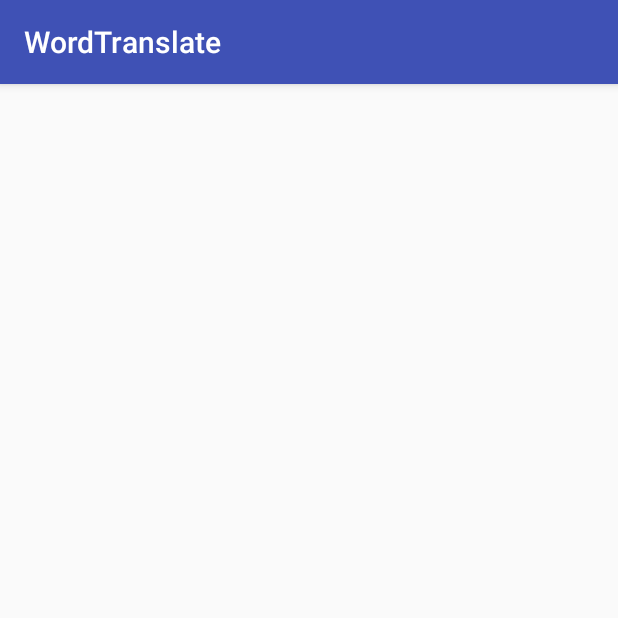
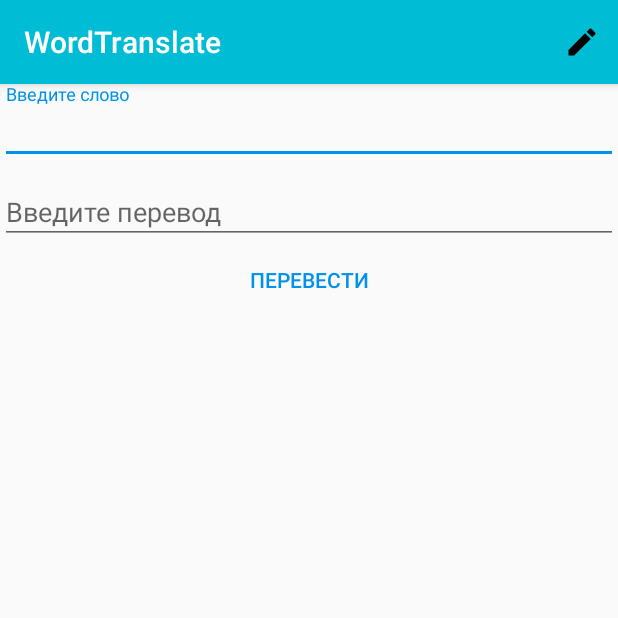
Before and after one commit to FlasDev/Translater-ru-en-, an Android app: the screen it shows after launch (TranslateActivity), on a phone screen of 412 x 824 dp, the top half of it. Run offline under Robolectric (Android 15) with nearby library versions, the phone set to English and light mode, and no system bars; our stand-ins replace ButterKnife.

Commit message:
Second Commit

```diff
--- a/app/build.gradle
+++ b/app/build.gradle
@@ -33,4 +33,5 @@ dependencies {
     implementation 'com.android.support:recyclerview-v7:27.0.2'
     compile 'com.jakewharton:butterknife:8.6.0'
     annotationProcessor 'com.jakewharton:butterknife-compiler:8.6.0'
+    implementation 'com.android.support:design:27.0.2'
 }
--- /dev/null
+++ b/app/src/main/java/com/oleg/wordtranslate/MainTranslate.java
@@ -0,0 +1,26 @@
+package com.oleg.wordtranslate;
+
+/**
+ * Created by oleg on 02.02.2018.
+ */
+
+public class MainTranslate {
+    private String mWord;
+    private String mTranslate;
+
+    public String getWord() {
+        return mWord;
+    }
+
+    public void setWord(String word) {
+        mWord = word;
+    }
+
+    public String getTranslate() {
+        return mTranslate;
+    }
+
+    public void setTranslate(String translate) {
+        mTranslate = translate;
+    }
+}
--- a/app/src/main/java/com/oleg/wordtranslate/TranslatorFragment.java
+++ b/app/src/main/java/com/oleg/wordtranslate/TranslatorFragment.java
@@ -3,17 +3,26 @@ package com.oleg.wordtranslate;
 import android.os.Bundle;
 import android.support.annotation.NonNull;
 import android.support.annotation.Nullable;
+import android.support.design.widget.TextInputEditText;
 import android.support.v4.app.Fragment;
 import android.view.LayoutInflater;
+import android.view.Menu;
+import android.view.MenuInflater;
 import android.view.View;
 import android.view.ViewGroup;
+import android.widget.Button;
+
+import butterknife.BindView;
+import butterknife.ButterKnife;
 
 /**
  * Created by oleg on 02.02.2018.
  */
 
 public class TranslatorFragment extends Fragment {
-
+    @BindView(R.id.fragment_translator_input_word) TextInputEditText mWordField;
+    @BindView(R.id.fragment_translator_input_translate) TextInputEditText mTranslateField;
+    @BindView(R.id.fragment_translator_button_translate) Button mTranslateButton;
     @Override
     public void onCreate(@Nullable Bundle savedInstanceState) {
         super.onCreate(savedInstanceState);
@@ -25,10 +34,16 @@ public class TranslatorFragment extends Fragment {
     @Override
     public View onCreateView(@NonNull LayoutInflater inflater, @Nullable ViewGroup container, @Nullable Bundle savedInstanceState) {
         View view = inflater.inflate(R.layout.fragment_translator, container, false);
+        ButterKnife.bind(this,view);
         return view;
     }
 
     public static TranslatorFragment newInstance(){
         return new TranslatorFragment();
     }
+
+    @Override
+    public void onCreateOptionsMenu(Menu menu, MenuInflater inflater) {
+        inflater.inflate(R.menu.translator_fragment,menu);
+    }
 }
--- /dev/null
+++ b/app/src/main/res/drawable/ic_edit_black_24dp.xml
@@ -0,0 +1,9 @@
+<vector xmlns:android="http://schemas.android.com/apk/res/android"
+        android:width="24dp"
+        android:height="24dp"
+        android:viewportWidth="24.0"
+        android:viewportHeight="24.0">
+    <path
+        android:fillColor="#FF000000"
+        android:pathData="M3,17.25V21h3.75L17.81,9.94l-3.75,-3.75L3,17.25zM20.71,7.04c0.39,-0.39 0.39,-1.02 0,-1.41l-2.34,-2.34c-0.39,-0.39 -1.02,-0.39 -1.41,0l-1.83,1.83 3.75,3.75 1.83,-1.83z"/>
+</vector>
--- a/app/src/main/res/layout/fragment_translator.xml
+++ b/app/src/main/res/layout/fragment_translator.xml
@@ -2,6 +2,43 @@
 <LinearLayout
     xmlns:android="http://schemas.android.com/apk/res/android"
     android:layout_width="match_parent"
-    android:layout_height="match_parent">
+    android:layout_height="match_parent"
+    android:orientation="vertical">
+
+    <android.support.design.widget.TextInputLayout
+        android:layout_width="match_parent"
+        android:layout_height="wrap_content">
+        <android.support.design.widget.TextInputEditText
+            android:id="@+id/fragment_translator_input_word"
+            android:layout_width="match_parent"
+            android:inputType="textMultiLine"
+            android:hint="@string/enter_word"
+            android:paddingBottom="8dp"
+            android:layout_height="wrap_content" />
+    </android.support.design.widget.TextInputLayout>
+
+    <android.support.design.widget.TextInputLayout
+        android:layout_width="match_parent"
+        android:layout_height="wrap_content">
+        <android.support.design.widget.TextInputEditText
+            android:id="@+id/fragment_translator_input_translate"
+            android:layout_width="match_parent"
+            android:inputType="textMultiLine"
+            android:hint="@string/enter_translate"
+            android:paddingBottom="8dp"
+            android:layout_height="wrap_content" />
+    </android.support.design.widget.TextInputLayout>
+
+    <Button
+        android:id="@+id/fragment_translator_button_translate"
+        android:layout_width="match_parent"
+        android:layout_height="wrap_content"
+        android:textColor="@color/colorAccent"
+        android:layout_gravity="center"
+        android:text="@string/translate"
+        style="?android:attr/borderlessButtonStyle"
+        />
+
+
 
 </LinearLayout>
--- /dev/null
+++ b/app/src/main/res/menu/translator_fragment.xml
@@ -0,0 +1,15 @@
+<?xml version="1.0" encoding="utf-8"?>
+<menu xmlns:android="http://schemas.android.com/apk/res/android"
+    xmlns:tools="http://schemas.android.com/tools"
+    xmlns:app="http://schemas.android.com/apk/res-auto">
+
+    <item
+        android:id="@+id/menu_translator_edit"
+        android:title="@string/menu_edit"
+        android:icon="@drawable/ic_edit_black_24dp"
+        app:showAsAction="withText|ifRoom"
+        >
+
+    </item>
+
+</menu>
--- a/app/src/main/res/values/colors.xml
+++ b/app/src/main/res/values/colors.xml
@@ -1,6 +1,6 @@
 <?xml version="1.0" encoding="utf-8"?>
 <resources>
-    <color name="colorPrimary">#3F51B5</color>
-    <color name="colorPrimaryDark">#303F9F</color>
-    <color name="colorAccent">#FF4081</color>
+    <color name="colorPrimary">#00bcd4</color>
+    <color name="colorPrimaryDark">#0097a7</color>
+    <color name="colorAccent">#0091ea</color>
 </resources>
--- a/app/src/main/res/values/strings.xml
+++ b/app/src/main/res/values/strings.xml
@@ -1,3 +1,7 @@
 <resources>
     <string name="app_name">WordTranslate</string>
+    <string name="menu_edit">Редактировать</string>
+    <string name="enter_word">Введите слово</string>
+    <string name="enter_translate">Введите перевод</string>
+    <string name="translate">Перевести</string>
 </resources>
--- /dev/null
+++ b/gradle.properties
@@ -0,0 +1,17 @@
+# Project-wide Gradle settings.
+
+# IDE (e.g. Android Studio) users:
+# Gradle settings configured through the IDE *will override*
+# any settings specified in this file.
+
+# For more details on how to configure your build environment visit
+# http://www.gradle.org/docs/current/userguide/build_environment.html
+
+# Specifies the JVM arguments used for the daemon process.
+# The setting is particularly useful for tweaking memory settings.
+org.gradle.jvmargs=-Xmx1536m
+
+# When configured, Gradle will run in incubating parallel mode.
+# This option should only be used with decoupled projects. More details, visit
+# http://www.gradle.org/docs/current/userguide/multi_project_builds.html#sec:decoupled_projects
+# org.gradle.parallel=true
```
Also changed, not shown: gradle/wrapper/gradle-wrapper.properties (added), 5 other files.
